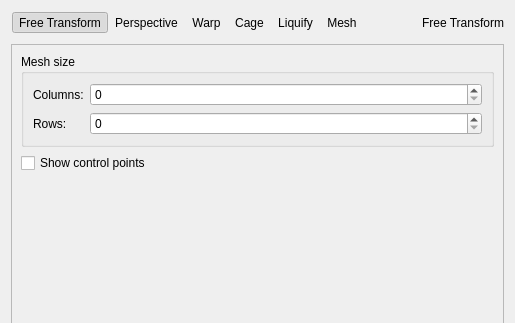
Qt form plugins/tools/tool_transform2/wdg_tool_transform.ui (KDE/krita) before a commit; both pictures show x 0 to 515 and y 0 to 323 of the 515 by 751 pixel window.
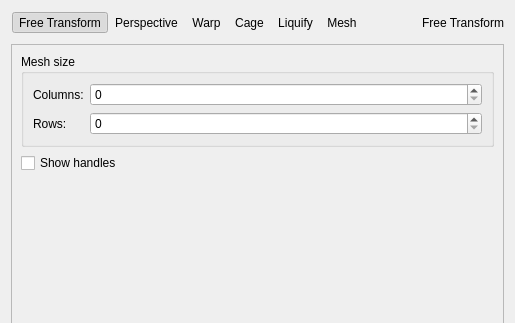
The same form after that commit. The open tabs and pages were chosen to show the change. Custom widgets are drawn as their Qt base class.

Commit message:
Rename "Show control points" into "Show handles"
According to the painters this wording is more understandable to them

```diff
--- a/plugins/tools/tool_transform2/wdg_tool_transform.ui
+++ b/plugins/tools/tool_transform2/wdg_tool_transform.ui
@@ -2182,7 +2182,7 @@
        <item>
         <widget class="QCheckBox" name="chkShowControlPoints">
          <property name="text">
-          <string>Show control points</string>
+          <string>Show handles</string>
          </property>
         </widget>
        </item>
```
